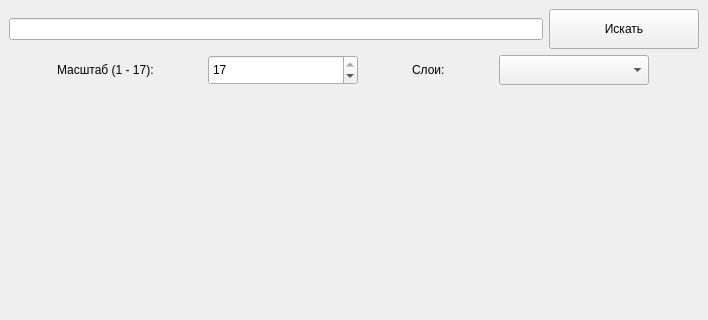
Before: the Qt Designer form design.ui in Shubarin/maps_api, drawn with Qt 5; both pictures show x 0 to 708 and y 0 to 320 of the 708 by 542 pixel window.
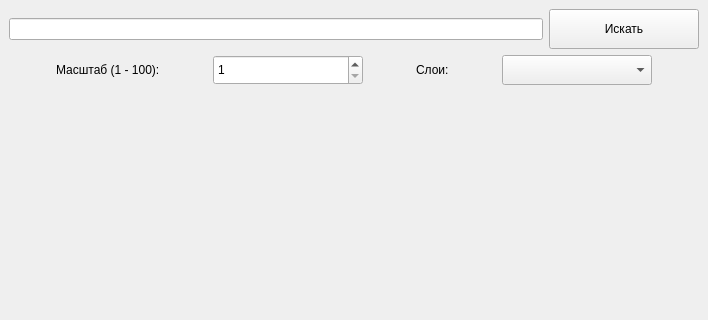
After: the same form once the commit is applied.

Commit message: add move for key up, down, left, right

Diff of the .ui file:
```diff
--- a/design.ui
+++ b/design.ui
@@ -28,7 +28,7 @@
            </sizepolicy>
           </property>
           <property name="text">
-           <string>Масштаб (1 - 17):</string>
+           <string>Масштаб (1 - 100):</string>
           </property>
          </widget>
         </item>
@@ -50,10 +50,10 @@
            <number>1</number>
           </property>
           <property name="maximum">
-           <number>17</number>
+           <number>100</number>
           </property>
           <property name="value">
-           <number>17</number>
+           <number>1</number>
           </property>
          </widget>
         </item>
```
Left out of the diff: 6 changed lines with no effect on the pictures. The commit also changes 2 other files.
